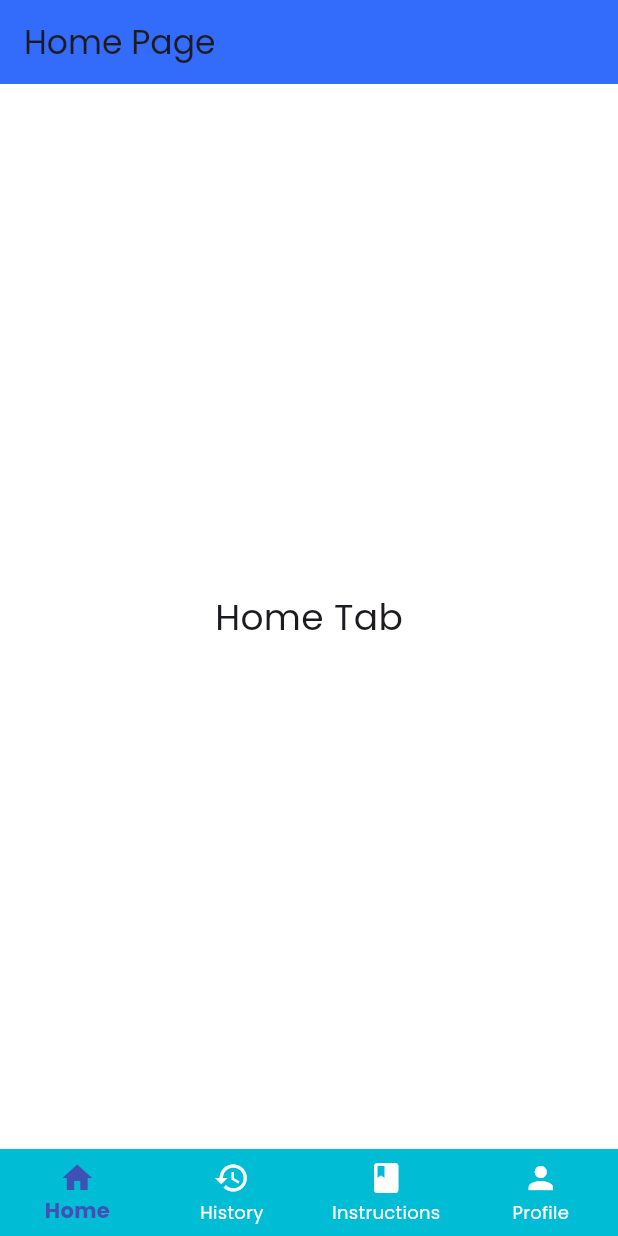
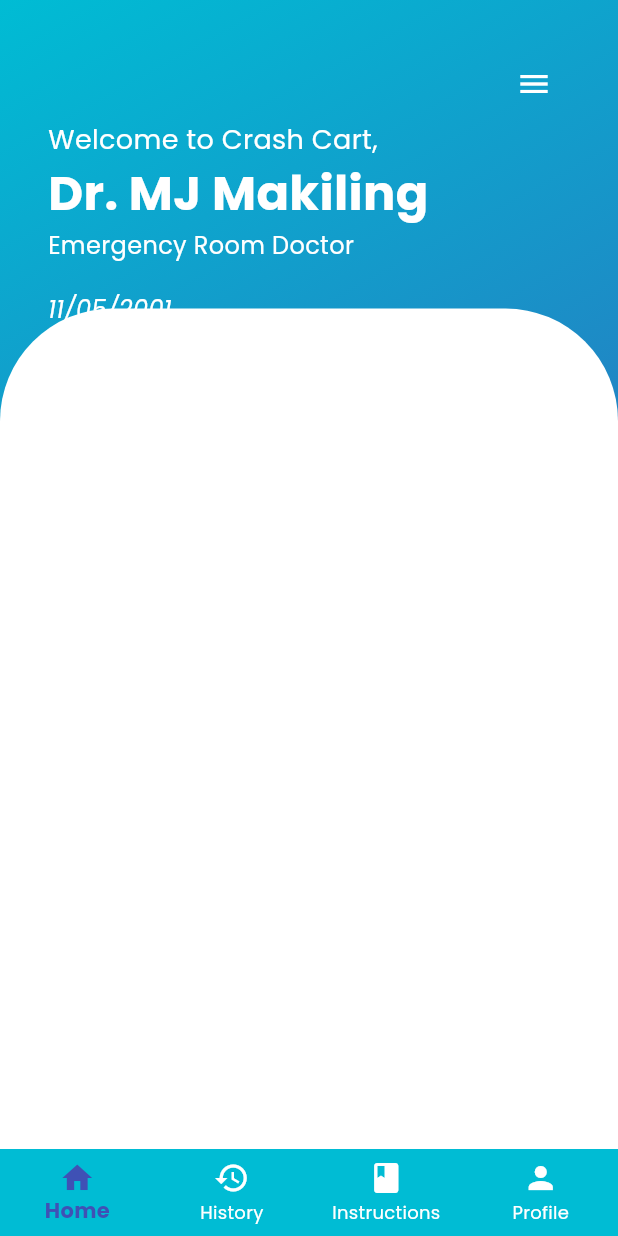
Before and after one commit to iammtmakiling/crash_cart, a Flutter app: the HomePage screen opened directly, on a phone screen of 412 x 824 dp. Run offline on Flutter 3.47's test engine with Material 3 defaults, Android fonts, the phone set to English and light mode, and no system bars; our stand-ins replace google_fonts.

Commit message:
UI: temp appbar

```diff
--- a/my_app/lib/main.dart
+++ b/my_app/lib/main.dart
@@ -1,6 +1,7 @@
 import 'package:flutter/material.dart';
 import './theme/app_theme.dart';
 import './src/screens/loginPage.dart';
+import './src/screens/homePage.dart';
 
 void main() => runApp(const MyApp());
 
@@ -12,7 +13,7 @@ class MyApp extends StatelessWidget {
     return MaterialApp(
       title: 'Creative Login Page',
       theme: AppTheme.lightTheme,
-      home: const LoginPage(),
+      home: const HomePage(),
     );
   }
 }
--- a/my_app/lib/src/screens/homePage.dart
+++ b/my_app/lib/src/screens/homePage.dart
@@ -1,5 +1,6 @@
 import 'package:flutter/material.dart';
 import '../tabs/tabs.dart';
+import '../widgets/widgets.dart';
 
 class HomePage extends StatefulWidget {
   const HomePage({super.key});
@@ -22,9 +23,7 @@ class _HomePageState extends State<HomePage> {
   @override
   Widget build(BuildContext context) {
     return Scaffold(
-      appBar: AppBar(
-        title: Text('Home Page'),
-      ),
+      // appBar: CustomizedAppBar(),
       body: _pages[_currentIndex],
       bottomNavigationBar: BottomNavigationBar(
         currentIndex: _currentIndex,
--- a/my_app/lib/src/tabs/homeTab.dart
+++ b/my_app/lib/src/tabs/homeTab.dart
@@ -1,12 +1,43 @@
 import 'package:flutter/material.dart';
+import '../widgets/widgets.dart';
 
 class HomeTab extends StatelessWidget {
   const HomeTab({super.key});
 
   @override
   Widget build(BuildContext context) {
-    return const Center(
-      child: Text('Home Tab'),
+    return Scaffold(
+      body: Stack(
+        children: [
+          // AppBar positioned at the bottom of the stack
+          Positioned(top: 0, left: 0, right: 0, child: CustomizedAppBar()),
+          // Container that covers 80% of the screen height and is positioned at the bottom
+          Positioned(
+            bottom: 0,
+            left: 0,
+            right: 0,
+            child: Container(
+              height: MediaQuery.of(context).size.height * 0.68,
+              decoration: BoxDecoration(
+                color: Colors.white, // Change the color as needed
+                borderRadius: BorderRadius.only(
+                  topLeft: Radius.circular(75.0),
+                  topRight: Radius.circular(75.0),
+                ),
+              ),
+              child: Center(
+                child: Text(
+                  'Content Goes Here',
+                  style: TextStyle(
+                    color: Colors.white,
+                    fontSize: 24,
+                  ),
+                ),
+              ),
+            ),
+          ),
+        ],
+      ),
     );
   }
 }
--- /dev/null
+++ b/my_app/lib/src/widgets/appbar.dart
@@ -0,0 +1,88 @@
+import 'package:flutter/material.dart';
+
+class CustomizedAppBar extends StatelessWidget implements PreferredSizeWidget {
+  const CustomizedAppBar({Key? key}) : super(key: key);
+
+  @override
+  Size get preferredSize => const Size.fromHeight(kToolbarHeight + 128);
+
+  @override
+  Widget build(BuildContext context) {
+    return Container(
+      decoration: const BoxDecoration(
+        gradient: LinearGradient(
+          colors: [Colors.cyan, Colors.indigo],
+          begin: Alignment.topLeft,
+          end: Alignment.bottomRight,
+        ),
+        borderRadius: BorderRadius.only(
+          bottomLeft: Radius.circular(64.0),
+          bottomRight: Radius.circular(64.0),
+        ),
+      ),
+      child: Column(
+        crossAxisAlignment: CrossAxisAlignment.start,
+        children: [
+          Padding(
+              padding: const EdgeInsets.all(32.0),
+              child: Column(
+                children: [
+                  Row(
+                    children: [
+                      const Spacer(),
+                      PopupMenuButton<String>(
+                        icon: const Icon(Icons.menu, color: Colors.white),
+                        itemBuilder: (context) => [
+                          const PopupMenuItem<String>(
+                            value: 'logout',
+                            child: Text('Logout'),
+                          ),
+                        ],
+                        onSelected: (value) {
+                          if (value == 'logout') {
+                            // Implement logout functionality
+                            // For example, you can navigate to the login screen
+                            Navigator.pushReplacementNamed(context, '/login');
+                          }
+                        },
+                      ),
+                    ],
+                  ),
+                  const Row(
+                    children: [
+                      Column(
+                        crossAxisAlignment: CrossAxisAlignment.start,
+                        children: [
+                          Text('Welcome to Crash Cart,',
+                              style:
+                                  TextStyle(fontSize: 18, color: Colors.white)),
+                          Text('Dr. MJ Makiling',
+                              style: TextStyle(
+                                  fontSize: 32,
+                                  fontWeight: FontWeight.bold,
+                                  color: Colors.white)),
+                          Text('Emergency Room Doctor',
+                              style:
+                                  TextStyle(fontSize: 16, color: Colors.white)),
+                          SizedBox(height: 20),
+                          Text('11/05/2001',
+                              style: TextStyle(
+                                fontSize: 16,
+                                color: Colors.white,
+                                fontStyle: FontStyle.italic,
+                              )),
+                        ],
+                      ),
+                    ],
+                  ),
+                ],
+              )),
+          AppBar(
+            backgroundColor: Colors.transparent,
+            toolbarHeight: 500,
+          ),
+        ],
+      ),
+    );
+  }
+}
--- a/my_app/lib/src/widgets/widgets.dart
+++ b/my_app/lib/src/widgets/widgets.dart
@@ -1,2 +1,3 @@
 export 'button.dart';
 export 'textField.dart';
+export 'appbar.dart';
```
